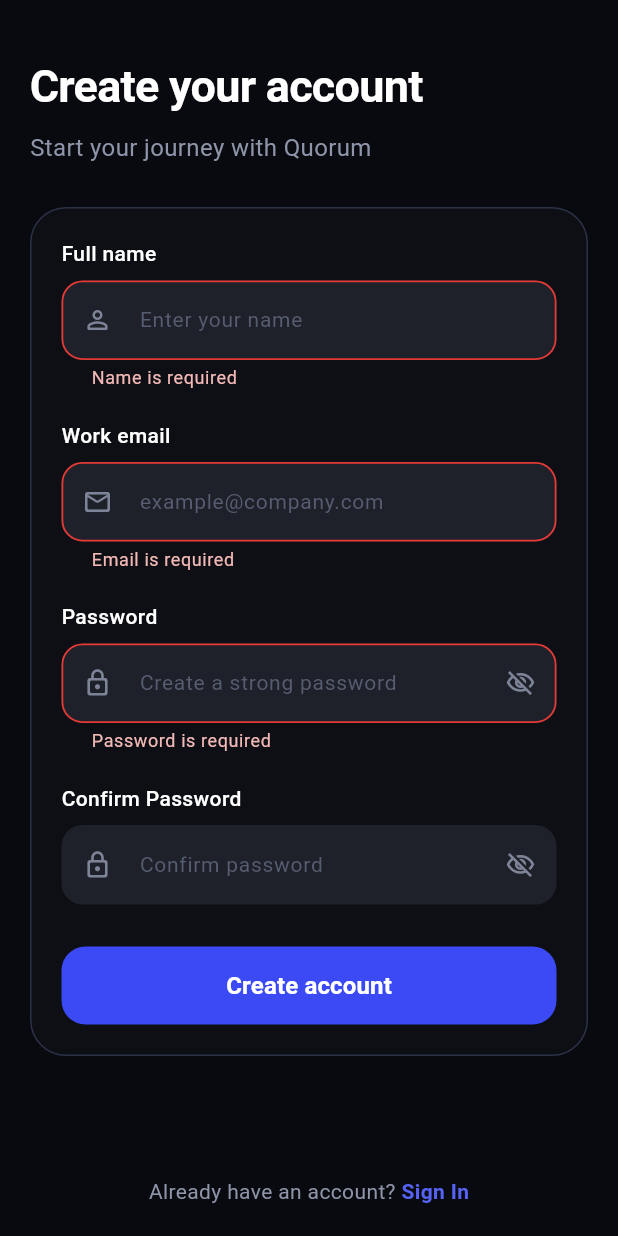
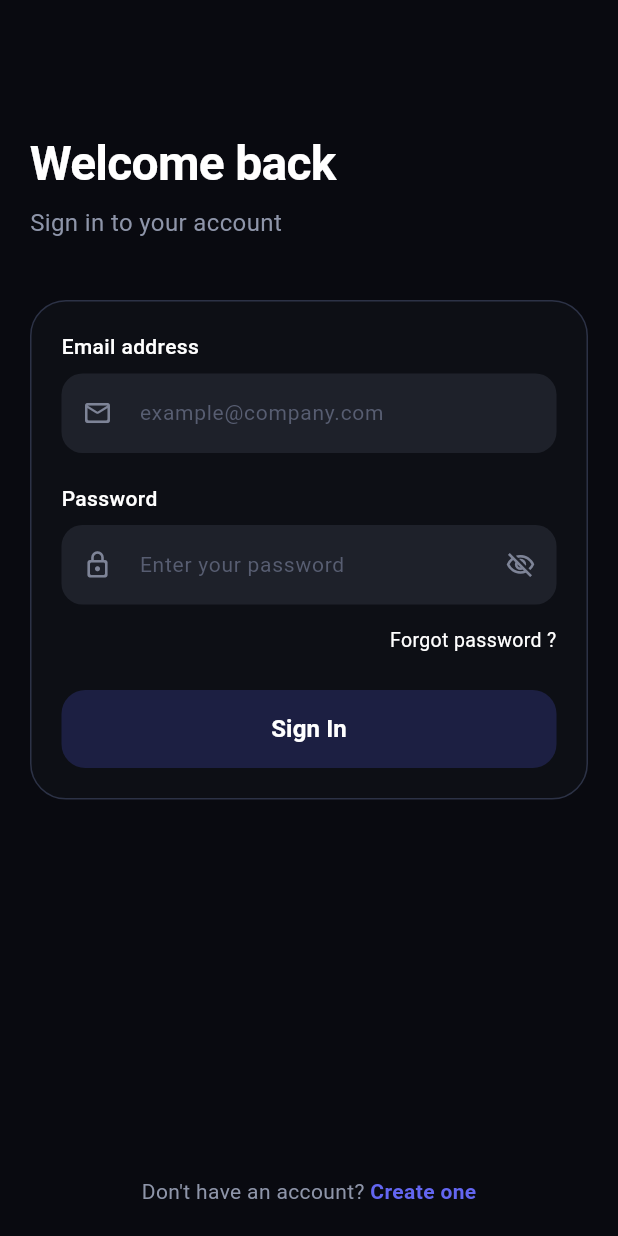
Before and after one commit to aniket120208-cmyk/Quorum_App, a Flutter app: the SignUpScreen screen opened directly, after a tap on "Create account", after a tap on "Sign In", on a phone screen of 412 x 824 dp. Run offline on Flutter 3.47's test engine with Material 3 defaults, Android fonts, the phone set to English and light mode, and no system bars.

Commit message:
feat: add sign in and forgot password screen

```diff
--- a/lib/screens/on_boarding_screen/on_boarding_screen.dart
+++ b/lib/screens/on_boarding_screen/on_boarding_screen.dart
@@ -1,6 +1,6 @@
 import 'dart:async';
 import 'package:flutter/material.dart';
-import 'package:quorum_app/screens/sign_up_screen/sign_up_screen.dart';
+import 'package:quorum_app/sign_in_screen/sign_in_screen.dart';
 
 class FeatureItem {
   final IconData icon;
@@ -223,7 +223,7 @@ class _OnboardingScreenState extends State<OnboardingScreen> {
                                 Navigator.push(
                                   context,
                                   MaterialPageRoute(
-                                    builder: (context) => const SignUpScreen(),
+                                    builder: (context) => const SignInScreen(),
                                   ),
                                 );
                               },
--- a/lib/screens/sign_up_screen/sign_up_screen.dart
+++ b/lib/screens/sign_up_screen/sign_up_screen.dart
@@ -1,4 +1,5 @@
 import 'package:flutter/material.dart';
+import 'package:quorum_app/sign_in_screen/sign_in_screen.dart';
 
 class SignUpScreen extends StatefulWidget {
   const SignUpScreen({super.key});
@@ -239,7 +240,14 @@ class _SignUpScreenState extends State<SignUpScreen> {
                                         ),
                                       ),
                                       GestureDetector(
-                                        onTap: () {},
+                                        onTap: () {
+                                          Navigator.pushReplacement(
+                                            context,
+                                            MaterialPageRoute(
+                                              builder: (context) => const SignInScreen(),
+                                            ),
+                                          );
+                                        },
                                         child: const Text(
                                           'Sign In',
                                           style: TextStyle(
--- /dev/null
+++ b/lib/sign_in_screen/sign_in_screen.dart
@@ -0,0 +1,342 @@
+import 'package:flutter/material.dart';
+import 'package:quorum_app/forgot_password_screen/forgot_password_screen.dart';
+import 'package:quorum_app/screens/sign_up_screen/sign_up_screen.dart';
+
+class SignInScreen extends StatefulWidget {
+  const SignInScreen({super.key});
+  @override
+  State<SignInScreen> createState() => _SignInScreenState();
+}
+
+class _SignInScreenState extends State<SignInScreen> {
+  final _formKey = GlobalKey<FormState>();
+  final _emailController = TextEditingController();
+  final _passwordController = TextEditingController();
+
+  AutovalidateMode _autoValidateMode = AutovalidateMode.disabled;
+  bool _obscurePassword = true;
+  bool _isFormFilled = false;
+
+  final RegExp _emailRegex =  RegExp(r"^[a-zA-Z0-9._%+-]+@[a-zA-Z0-9.-]+\.[a-zA-Z]{2,}$");
+
+  @override
+  void initState() {
+    super.initState();
+    _emailController.addListener(_updateFormFilledState);
+    _passwordController.addListener(_updateFormFilledState);
+  }
+
+  void _updateFormFilledState() {
+    final isFilled = _emailController.text.trim().isNotEmpty &&
+        _passwordController.text.isNotEmpty;
+    if (_isFormFilled != isFilled) {
+      setState(() {
+        _isFormFilled = isFilled;
+      });
+    }
+  }
+
+  @override
+  void dispose() {
+    _emailController.removeListener(_updateFormFilledState);
+    _passwordController.removeListener(_updateFormFilledState);
+    _emailController.dispose();
+    _passwordController.dispose();
+    super.dispose();
+  }
+
+  void _submitForm() {
+    if (_formKey.currentState?.validate() ?? false) {
+      ScaffoldMessenger.of(context).showSnackBar(
+        const SnackBar(
+          content: Text('Signed in successfully!'),
+        ),
+      );
+    } else {
+      setState(() {
+        _autoValidateMode = AutovalidateMode.onUserInteraction;
+      });
+    }
+  }
+
+  @override
+  Widget build(BuildContext context) {
+    return Scaffold(
+      backgroundColor: const Color(0xFF090A10),
+      body: SafeArea(
+        child: LayoutBuilder(
+          builder: (context, constraints) {
+            return SingleChildScrollView(
+              physics: const ClampingScrollPhysics(),
+              child: ConstrainedBox(
+                constraints: BoxConstraints(
+                  minHeight: constraints.maxHeight,
+                ),
+                child: Padding(
+                  padding: const EdgeInsets.symmetric(horizontal: 20.0),
+                  child: Form(
+                    key: _formKey,
+                    autovalidateMode: _autoValidateMode,
+                    child: Column(
+                      mainAxisAlignment: MainAxisAlignment.spaceBetween,
+                      crossAxisAlignment: CrossAxisAlignment.start,
+                      children: [
+                        Column(
+                          crossAxisAlignment: CrossAxisAlignment.start,
+                          children: [
+                            const SizedBox(height: 86),
+                            const Text(
+                              'Welcome back',
+                              style: TextStyle(
+                                color: Colors.white,
+                                fontSize: 32,
+                                fontWeight: FontWeight.w700,
+                                letterSpacing: -0.5,
+                              ),
+                            ),
+                            const SizedBox(height: 5),
+                            const Text(
+                              'Sign in to your account',
+                              style: TextStyle(
+                                color: Color(0xFF8E95A9),
+                                fontSize: 16,
+                                fontWeight: FontWeight.w400,
+                              ),
+                            ),
+                            const SizedBox(height: 40),
+                            Container(
+                              width: double.infinity,
+                              padding: const EdgeInsets.all(20.0),
+                              decoration: BoxDecoration(
+                                color: const Color(0xFF0F1118).withValues(alpha: 0.65),
+                                borderRadius: BorderRadius.circular(24),
+                                border: Border.all(
+                                  color: const Color(0xFF2C3246),
+                                  width: 1,
+                                ),
+                              ),
+                              child: Column(
+                                crossAxisAlignment: CrossAxisAlignment.start,
+                                children: [
+                                  _buildLabel('Email address'),
+                                  const SizedBox(height: 8),
+                                  _buildTextField(
+                                    controller: _emailController,
+                                    hintText: 'example@company.com',
+                                    prefixIcon: Icons.mail_outline_rounded,
+                                    keyboardType: TextInputType.emailAddress,
+                                    validator: (value) {
+                                      final text = value?.trim() ?? '';
+                                      if (text.isEmpty) {
+                                        return 'Email is required';
+                                      }
+                                      if (!_emailRegex.hasMatch(text)) {
+                                        return 'Enter a valid email address';
+                                      }
+                                      return null;
+                                    },
+                                  ),
+                                  const SizedBox(height: 20),
+                                  _buildLabel('Password'),
+                                  const SizedBox(height: 8),
+                                  _buildTextField(
+                                    controller: _passwordController,
+                                    hintText: 'Enter your password',
+                                    prefixIcon: Icons.lock_outline_rounded,
+                                    obscureText: _obscurePassword,
+                                    suffixIcon: IconButton(
+                                      icon: Icon(
+                                        _obscurePassword ? Icons.visibility_off_outlined : Icons.visibility_outlined,
+                                        color: const Color(0xFF7E8497),
+                                        size: 20,
+                                      ),
+                                      onPressed: () {
+                                        setState(() {
+                                          _obscurePassword = !_obscurePassword;
+                                        });
+                                      },
+                                    ),
+                                    validator: (value) {
+                                      final text = value ?? '';
+                                      if (text.isEmpty) {
+                                        return 'Password is required';
+                                      }
+                                      return null;
+                                    },
+                                  ),
+                                  const SizedBox(height: 14),
+                                  Align(
+                                    alignment: Alignment.centerRight,
+                                    child: GestureDetector(
+                                      onTap: () {
+                                        Navigator.push(context,
+                                        MaterialPageRoute(builder: (context) =>
+                                              const ForgotPasswordScreen(),)
+                                        );
+                                      },
+                                      child: const Text(
+                                        'Forgot password ?',
+                                        style: TextStyle(
+                                          color: Colors.white,
+                                          fontSize: 13,
+                                          fontWeight: FontWeight.w400,
+                                        ),
+                                      ),
+                                    ),
+                                  ),
+                                  const SizedBox(height: 24),
+                                  SizedBox(
+                                    width: double.infinity,
+                                    height: 52,
+                                    child: ElevatedButton(
+                                      onPressed: _isFormFilled ? _submitForm : null,
+                                      style: ElevatedButton.styleFrom(
+                                        backgroundColor: const Color(0xFF3B4AF5),
+                                        disabledBackgroundColor: const Color(0xFF2E337A).withValues(alpha: 0.45),
+                                        disabledForegroundColor: Colors.white.withValues(alpha: 0.35),
+                                        elevation: 0,
+                                        shape: RoundedRectangleBorder(
+                                          borderRadius: BorderRadius.circular(16),
+                                        ),
+                                      ),
+                                      child: const Text(
+                                        'Sign In',
+                                        style: TextStyle(
+                                          color: Colors.white,
+                                          fontSize: 16,
+                                          fontWeight: FontWeight.w600,
+                                        ),
+                                      ),
+                                    ),
+                                  ),
+                                ],
+                              ),
+                            ),
+                          ],
+                        ),
+                        Padding(
+                          padding: const EdgeInsets.symmetric(vertical: 20.0),
+                          child: Center(
+                            child: Row(
+                              mainAxisSize: MainAxisSize.min,
+                              children: [
+                                const Text(
+                                  "Don't have an account? ",
+                                  style: TextStyle(
+                                    color: Color(0xFF8E95A9),
+                                    fontSize: 14,
+                                  ),
+                                ),
+                                GestureDetector(
+                                  onTap: () {
+                                      Navigator.pushReplacement(
+                                        context,
+                                        MaterialPageRoute(
+                                          builder: (context) =>
+                                              const SignUpScreen(),
+                                        ),
+                                      );
+                                  },
+                                  child: const Text(
+                                    'Create one',
+                                    style: TextStyle(
+                                      color: Color(0xFF6366F1),
+                                      fontWeight: FontWeight.w700,
+                                      fontSize: 14,
+                                    ),
+                                  ),
+                                ),
+                              ],
+                            ),
+                          ),
+                        ),
+                      ],
+                    ),
+                  ),
+                ),
+              ),
+            );
+          },
+        ),
+      ),
+    );
+  }
+
+  Widget _buildLabel(String text) {
+    return Text(
+      text,
+      style: const TextStyle(
+        color: Colors.white,
+        fontSize: 14,
+        fontWeight: FontWeight.w500,
+      ),
+    );
+  }
+
+  Widget _buildTextField({
+    required TextEditingController controller,
+    required String hintText,
+    required IconData prefixIcon,
+    TextInputType keyboardType = TextInputType.text,
+    bool obscureText = false,
+    Widget? suffixIcon,
+    String? Function(String?)? validator,
+  }) {
+    return TextFormField(
+      controller: controller,
+      keyboardType: keyboardType,
+      obscureText: obscureText,
+      validator: validator,
+      style: const TextStyle(
+        color: Colors.white,
+        fontSize: 14,
+      ),
+      cursorColor: const Color(0xFF4C4FE8),
+      decoration: InputDecoration(
+        filled: true,
+        fillColor: const Color(0xFF1E212A),
+        hintText: hintText,
+        hintStyle: const TextStyle(
+          color: Color(0xFF575D71),
+          fontSize: 14,
+        ),
+        prefixIcon: Icon(
+          prefixIcon,
+          color: const Color(0xFF7E8497),
+          size: 20,
+        ),
+        suffixIcon: suffixIcon,
+        contentPadding: const EdgeInsets.symmetric(horizontal: 16, vertical: 16),
+        border: OutlineInputBorder(
+          borderRadius: BorderRadius.circular(14),
+          borderSide: BorderSide.none,
+        ),
+        enabledBorder: OutlineInputBorder(
+          borderRadius: BorderRadius.circular(14),
+          borderSide: BorderSide.none,
+        ),
+        focusedBorder: OutlineInputBorder(
+          borderRadius: BorderRadius.circular(14),
+          borderSide: const BorderSide(
+            color: Color(0xFF4C4FE8),
+            width: 1.2,
+          ),
+        ),
+        errorBorder: OutlineInputBorder(
+          borderRadius: BorderRadius.circular(14),
+          borderSide: const BorderSide(
+            color: Color(0xFFE53935),
+            width: 1.2,
+          ),
+        ),
+        focusedErrorBorder: OutlineInputBorder(
+          borderRadius: BorderRadius.circular(14),
+          borderSide: const BorderSide(
+            color: Color(0xFFE53935),
+            width: 1.2,
+          ),
+        ),
+      ),
+    );
+  }
+}
```
Also changed, not shown: lib/forgot_password_screen/forgot_password_screen.dart (added, +354 -0 lines).
